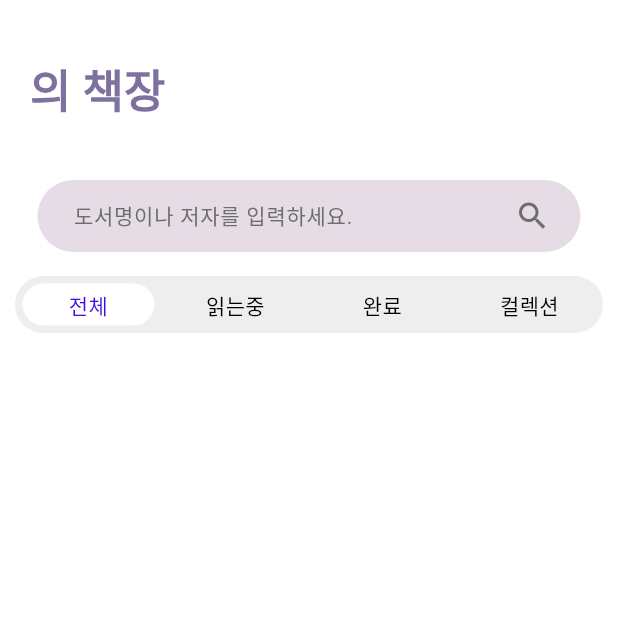
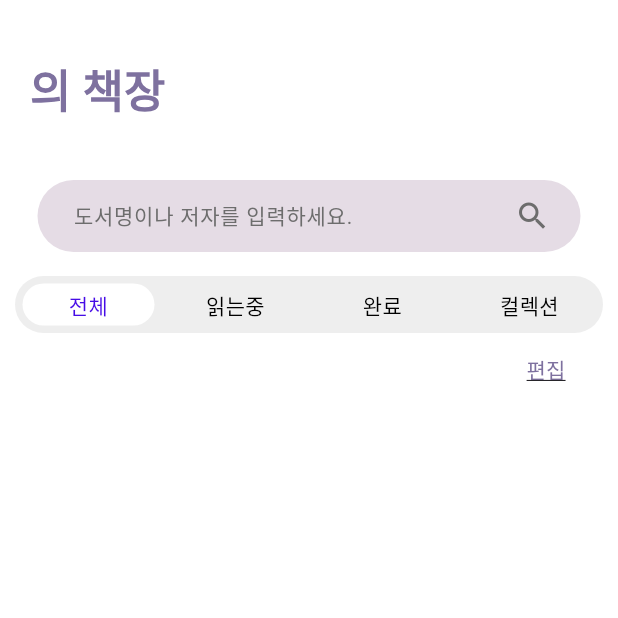
Before and after one commit to Advanced-MobileProgramming/flutter, a Flutter app: the BookshelfPage screen opened directly with empty values, on a phone screen of 412 x 824 dp, the top half of it. Run offline on Flutter 3.47's test engine with Material 3 defaults, Android fonts, the light colour scheme and no system bars; our stand-ins replace firebase_core, firebase_database, flutter_rating_bar; accounts and stored records are empty.

Commit message:
편집/완료 버튼 추가

```diff
--- a/lib/bookShelf.dart
+++ b/lib/bookShelf.dart
@@ -168,6 +168,45 @@ class _BookshelfPageState extends State<BookshelfPage> {
         isLoading = false;
       });
     }
+  }
+
+  bool isEditing = false; // 편집 모드 여부
+  Set<bool> selectedBooks = {}; // 각 도서의 선택 여부 관리
+
+  // 편집 모드 토글
+  void toggleEditMode() {
+    setState(() {
+      isEditing = !isEditing;
+    });
+  }
+
+  Widget _buildEditButton() {
+    return TextButton(
+      onPressed: () {
+        if (isEditing) {
+          // 편집 완료 시 선택된 책들을 삭제
+          setState(() {
+            // 선택된 책 삭제
+            bookcase
+                .removeWhere((book) => selectedBooks.contains(book["book_id"]));
+            selectedBooks.clear(); // 선택 초기화
+            isEditing = false; // 편집 모드 종료
+          });
+        } else {
+          // 편집 모드 시작
+          setState(() {
+            isEditing = true;
+          });
+        }
+      },
+      child: Text(
+        isEditing ? "완료" : "편집", // 편집 모드일 때는 "완료", 아닐 때는 "편집"
+        style: TextStyle(
+          color: Color.fromARGB(255, 126, 113, 159),
+          decoration: TextDecoration.underline,
+        ),
+      ),
+    );
   }
 
 //   Future<void> fetchBookcases() async {
@@ -945,6 +984,11 @@ class _BookshelfPageState extends State<BookshelfPage> {
           padding: const EdgeInsets.only(bottom: 16.0, right: 16.0, left: 16.0),
           child: Column(
             children: [
+              // 편집 버튼 (편집 모드에서만 "완료"로 변환)
+              Align(
+                alignment: Alignment.topRight,
+                child: _buildEditButton(),
+              ),
               // 그리드 뷰
               Expanded(
                 child: GridView.builder(
@@ -1138,13 +1182,11 @@ class _BookshelfPageState extends State<BookshelfPage> {
               ),
               // 편집 버튼
               Align(
-                alignment: Alignment.topRight, // 오른쪽 상단에 고정
+                alignment: Alignment.topRight,
                 child: TextButton(
-                  onPressed: () {
-                    // 버튼 동작 정의
-                  },
+                  onPressed: toggleEditMode,
                   child: Text(
-                    "편집",
+                    isEditing ? "완료" : "편집",
                     style: TextStyle(
                       color: Color.fromARGB(255, 126, 113, 159),
                       decoration: TextDecoration.underline,
@@ -1165,14 +1207,15 @@ class _BookshelfPageState extends State<BookshelfPage> {
             children: [
               // 편집 텍스트 버튼
               Align(
-                alignment: Alignment.topRight, // 오른쪽 상단에 버튼을 배치
+                alignment: Alignment.topRight,
                 child: TextButton(
-                  onPressed: () {},
+                  onPressed: toggleEditMode,
                   child: Text(
-                    "편집", // 텍스트 버튼의 내용
+                    isEditing ? "완료" : "편집",
                     style: TextStyle(
-                        color: Color.fromARGB(255, 126, 113, 159), // 버튼 텍스트 색상
-                        decoration: TextDecoration.underline),
+                      color: Color.fromARGB(255, 126, 113, 159),
+                      decoration: TextDecoration.underline,
+                    ),
                   ),
                 ),
               ),
```
